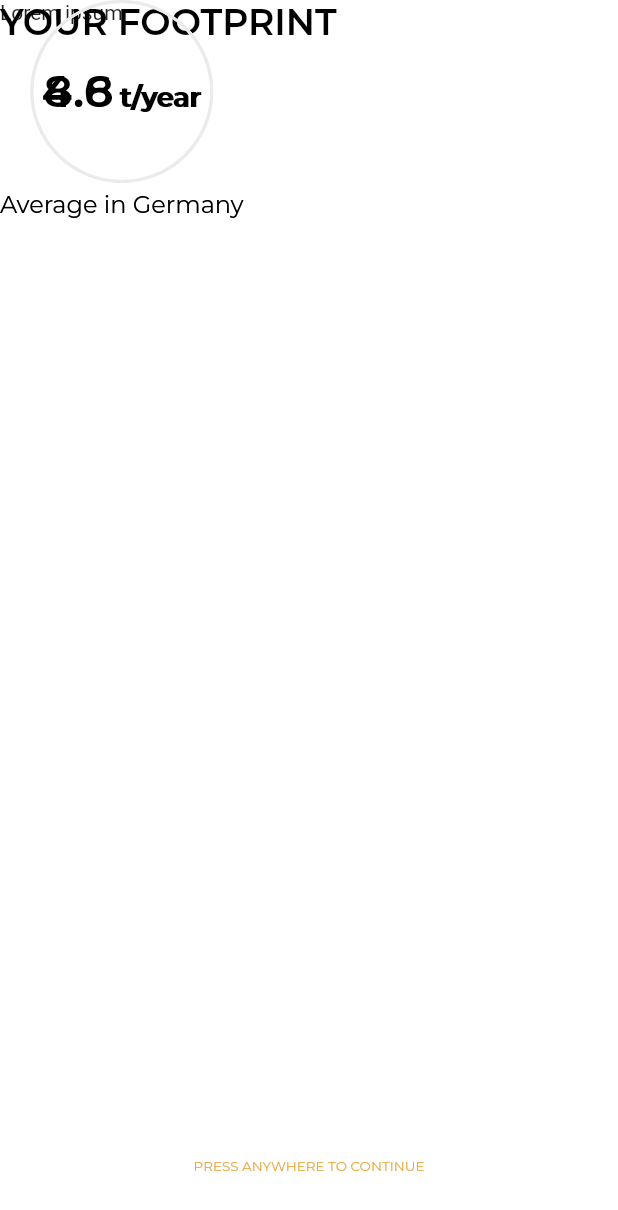
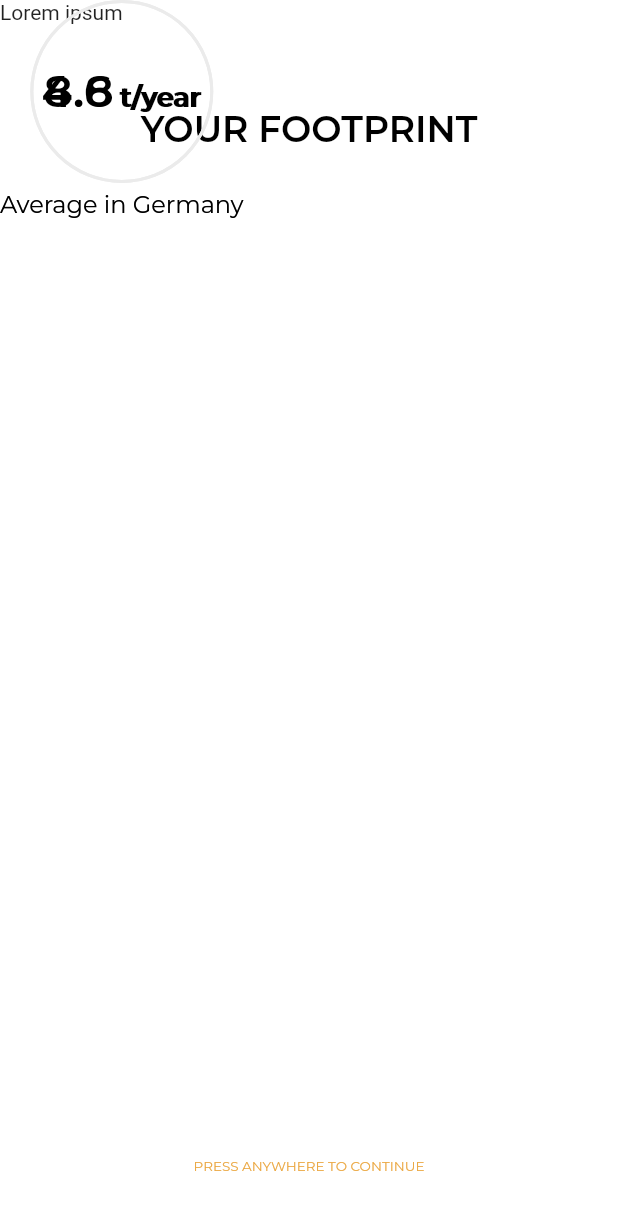
Before and after one commit to golfstromy/gozero, a Flutter app: the FootPrintResultScreen screen opened by its route, on a phone screen of 412 x 824 dp. Shown: the top 1210 px of the screen. Run offline on Flutter 3.47's test engine with Material 2 defaults, Android fonts, the phone set to English and light mode, and no system bars; our stand-ins replace font_awesome_flutter; project files that could hold a hidden picture were left out.

Commit message:
aligned Headline in Stacks

```diff
--- a/go_zero/lib/screens/mvp_route/ui/widgets/headline.dart
+++ b/go_zero/lib/screens/mvp_route/ui/widgets/headline.dart
@@ -1,16 +1,24 @@
 import 'package:flutter/material.dart';
+import 'package:go_zero/screens/mvp_route/ui/screensize.dart';
 import 'package:go_zero/screens/mvp_route/ui/textstyle.dart';
 
 const double _HEADLINEFONTSIZE = 24;
+const double _YHEIGHTFACTOR = 0.0869;
 
 class Headline extends StatelessWidget {
-  final String s;
-  const Headline(this.s);
+  final String childtext;
+  const Headline(this.childtext);
 
   @override
   Widget build(BuildContext context) {
-    return Text(
-      s, style: GoZeroTextStyles.semibold(_HEADLINEFONTSIZE),
-    );
+    return Align(
+        alignment: Alignment.topCenter,
+        child: Padding(
+            padding:
+                EdgeInsets.only(top: _YHEIGHTFACTOR * getScreenHeight(context)),
+            child: Text(
+              childtext,
+              style: GoZeroTextStyles.semibold(_HEADLINEFONTSIZE),
+            )));
   }
 }
```
